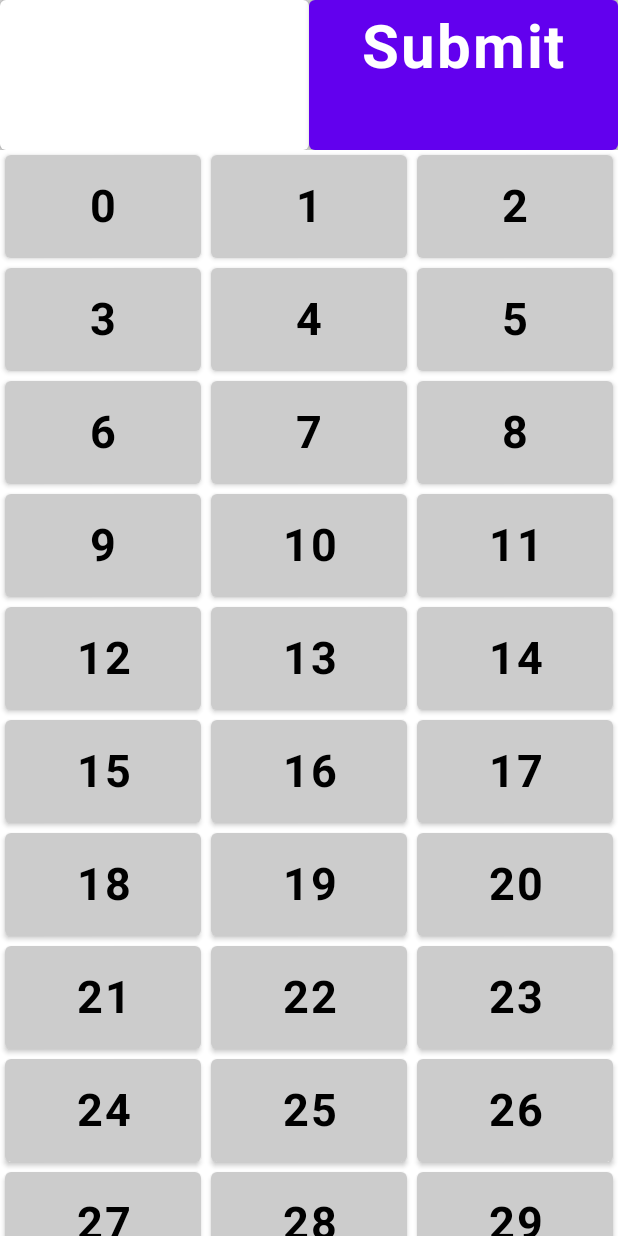
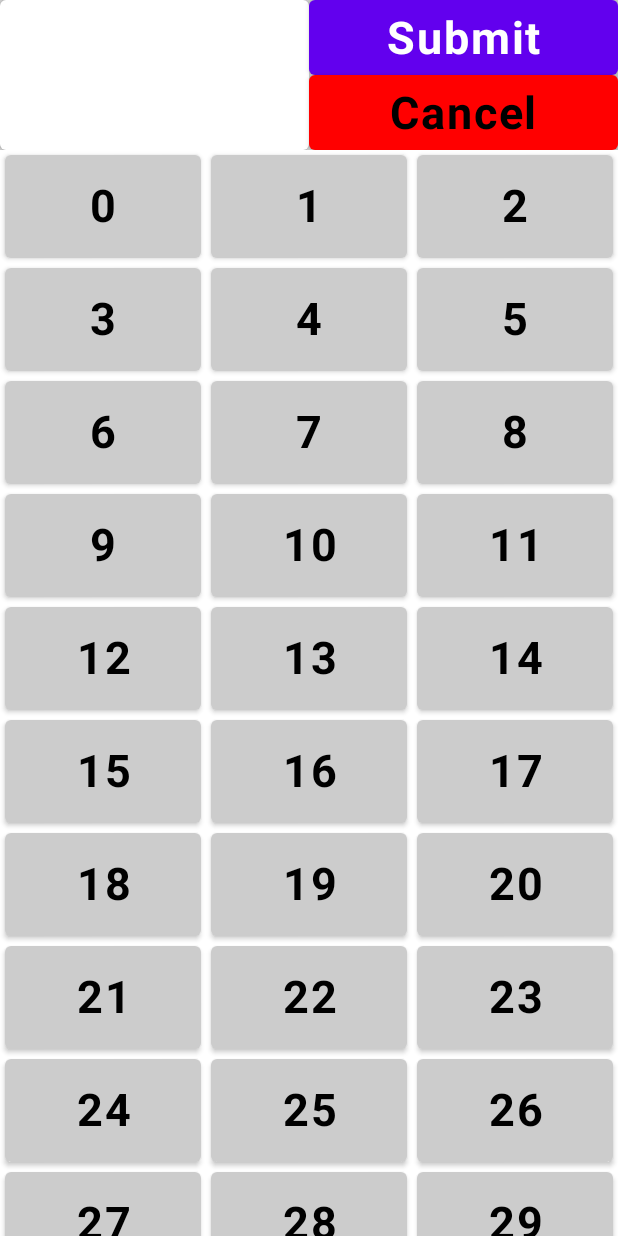
Before and after one commit to Tyler-Lopez/NumerositySolver, an Android app built with Jetpack Compose: the composable chooseOptions shown on its own in the app's theme, on a phone screen of 412 x 824 dp. Run offline under Robolectric (Android 15) with nearby library versions, the phone set to English and light mode, and no system bars.

Commit message:
Update MainActivity.kt

```diff
--- a/app/src/main/java/com/company/numerositycheat/MainActivity.kt
+++ b/app/src/main/java/com/company/numerositycheat/MainActivity.kt
@@ -11,6 +11,7 @@ import androidx.compose.foundation.shape.CircleShape
 import androidx.compose.foundation.shape.RoundedCornerShape
 import androidx.compose.foundation.text.KeyboardOptions
 import androidx.compose.material.*
+import androidx.compose.material.MaterialTheme.colors
 import androidx.compose.runtime.Composable
 import androidx.compose.runtime.mutableStateOf
 import androidx.compose.runtime.remember
@@ -44,10 +45,10 @@ class MainActivity : ComponentActivity() {
                     val showTarget = remember { mutableStateOf(value = false) }
                     val showOptions = remember { mutableStateOf(value = false) }
                     val operand = remember { mutableStateOf(value = Operand.Addition) }
-                    val target = remember { mutableStateOf(value = 56) }
+                    val target = remember { mutableStateOf(value = 0) }
                     val options = remember {
                         mutableListOf(
-                            10, 17, 14, 8, 5, 2, 1
+                            0
                         )
                     }
                     val configuration = LocalConfiguration.current
@@ -384,8 +385,10 @@ class MainActivity : ComponentActivity() {
                     }
                     if (showOptions.value) {
                         chooseOptions(chosenNumbers = {
+                            if(it != null) {
                                 options.clear()
                                 for (element in it) options.add(element)
+                            }
                             showOptions.value = false
                         })
                     }
@@ -443,25 +446,71 @@ fun chooseNumber(chosenOperand: (Int) -> Unit) {
 }
 
 @Composable
-fun chooseOptions(chosenNumbers: (List<Int>) -> Unit) {
+fun chooseOptions(chosenNumbers: (List<Int>?) -> Unit) {
     val returnList = remember { mutableListOf<Int>() }
     var text = remember { mutableStateOf("") }
 
     val changeTest = remember { mutableStateOf(value = false) }
-    Column(modifier = Modifier.fillMaxSize().background(Color.LightGray)) {
-        Row(modifier = Modifier.fillMaxWidth().height(100.dp),
-        verticalAlignment = Alignment.CenterVertically, horizontalArrangement = Arrangement.Center) {
-            Card(modifier = Modifier
-                .weight(0.5f).fillMaxHeight().align(Alignment.CenterVertically)
+    Column(
+        modifier = Modifier
+            .fillMaxSize()
+            .background(Color.LightGray)
     ) {
-                Text(modifier = Modifier.fillMaxSize(), text = text.value, textAlign = TextAlign.Center, fontSize = 30.sp, fontWeight = FontWeight.Bold)
+        Row(
+            modifier = Modifier
+                .fillMaxWidth()
+                .height(100.dp),
+            verticalAlignment = Alignment.CenterVertically,
+            horizontalArrangement = Arrangement.Center
+        ) {
+            Card(
+                modifier = Modifier
+                    .weight(0.5f)
+                    .fillMaxHeight()
+                    .align(Alignment.CenterVertically)
+            ) {
+                Text(
+                    modifier = Modifier.fillMaxSize(),
+                    text = text.value,
+                    textAlign = TextAlign.Center,
+                    fontSize = 30.sp,
+                    fontWeight = FontWeight.Bold
+                )
             }
+            Column(
+                modifier = Modifier
+                    .weight(0.5f)
+                    .fillMaxHeight()
+            ) {
                 Button(modifier = Modifier
-                .weight(0.5f).fillMaxHeight()
-                , onClick = {
+                    .weight(0.5f)
+                    .fillMaxHeight(), onClick = {
                     chosenNumbers(returnList)
                 }) {
-                Text(modifier = Modifier.fillMaxSize(), text = "Submit", textAlign = TextAlign.Center, fontSize = 40.sp, fontWeight = FontWeight.Bold)
+                    Text(
+                        modifier = Modifier.fillMaxSize(),
+                        text = "Submit",
+                        textAlign = TextAlign.Center,
+                        fontSize = 30.sp,
+                        fontWeight = FontWeight.Bold
+                    )
+                }
+                Button(
+                    modifier = Modifier
+                        .weight(0.5f)
+                        .fillMaxHeight(), onClick = {
+                        chosenNumbers(null)
+                    },
+                    colors = ButtonDefaults.buttonColors(backgroundColor = Color.Red)
+                ) {
+                    Text(
+                        modifier = Modifier.fillMaxSize(),
+                        text = "Cancel",
+                        textAlign = TextAlign.Center,
+                        fontSize = 30.sp,
+                        fontWeight = FontWeight.Bold
+                    )
+                }
             }
         }
         Column(
```
Lines whose indentation alone changed are shown as unchanged.
